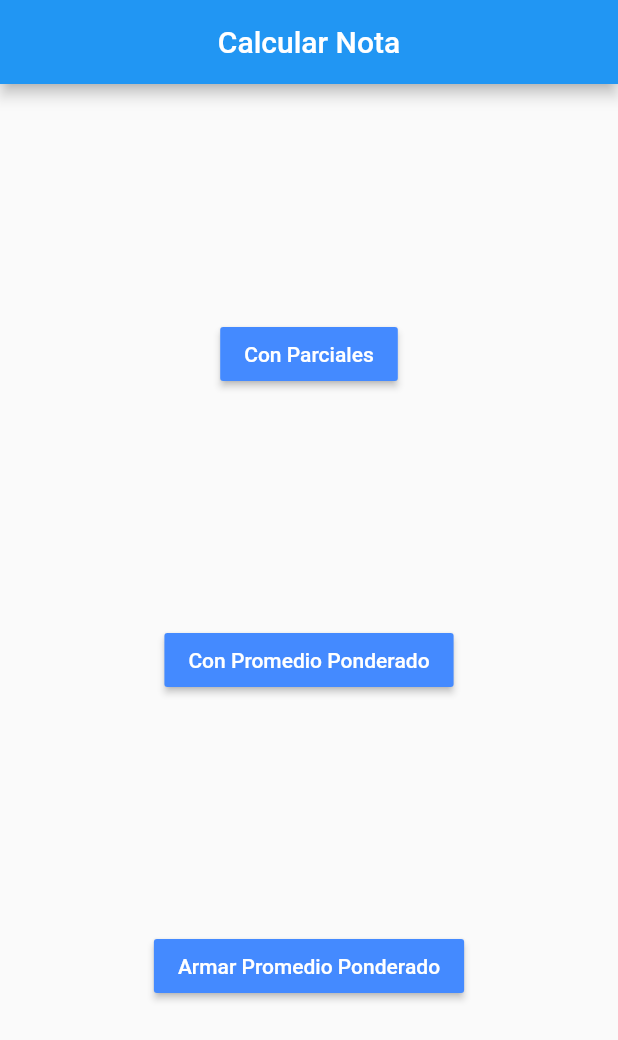
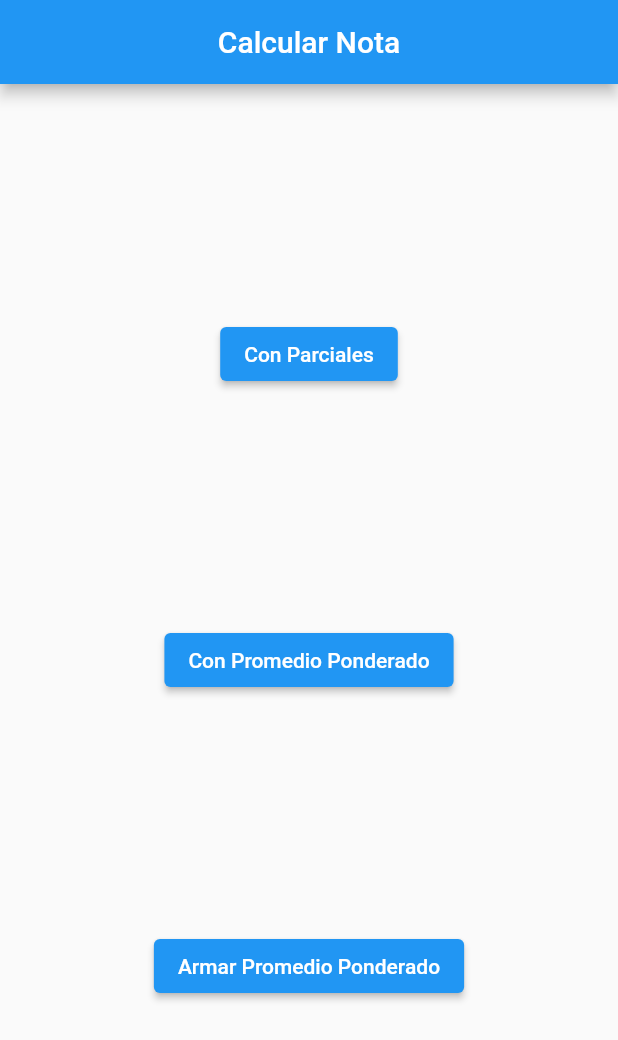
Before and after one commit to giullianocht/poli_calc, a Flutter app: the screen it shows after launch, on a phone screen of 412 x 824 dp. Shown: the top 1040 px of the screen. Run offline on Flutter 3.47's test engine with Material 2 defaults, Android fonts, the phone set to English and light mode, and no system bars; our stand-ins replace get.

Commit message:
Migrate to Flutter 2

```diff
--- a/lib/app/modules/armar/views/armar_view.dart
+++ b/lib/app/modules/armar/views/armar_view.dart
@@ -199,8 +199,7 @@ class ArmarView extends GetView<ArmarController> {
             SizedBox(
               height: 30.0,
             ),
-            RaisedButton(
-              color: Colors.blueAccent,
+            ElevatedButton(
               child: Text(
                 "Calcular",
                 style: TextStyle(
--- a/lib/app/modules/home/views/home_view.dart
+++ b/lib/app/modules/home/views/home_view.dart
@@ -14,28 +14,25 @@ class HomeView extends GetView<HomeController> {
           child: Column(
         mainAxisAlignment: MainAxisAlignment.spaceEvenly,
         children: [
-          RaisedButton(
+          ElevatedButton(
             child: Text(
               "Con Parciales",
               style: TextStyle(color: Colors.white),
             ),
-            color: Colors.blueAccent,
             onPressed: controller.irConParciales,
           ),
-          RaisedButton(
+          ElevatedButton(
             child: Text(
               "Con Promedio Ponderado",
               style: TextStyle(color: Colors.white),
             ),
-            color: Colors.blueAccent,
             onPressed: controller.irConPromedio,
           ),
-          RaisedButton(
+          ElevatedButton(
             child: Text(
               "Armar Promedio Ponderado",
               style: TextStyle(color: Colors.white),
             ),
-            color: Colors.blueAccent,
             onPressed: controller.irArmar,
           )
         ],
--- a/lib/app/modules/parciales/views/parciales_view.dart
+++ b/lib/app/modules/parciales/views/parciales_view.dart
@@ -59,12 +59,11 @@ class ParcialesView extends GetView<ParcialesController> {
             SizedBox(
               height: 25.0,
             ),
-            RaisedButton(
+            ElevatedButton(
               child: Text(
                 "Calcular",
                 style: TextStyle(color: Colors.white),
               ),
-              color: Colors.blueAccent,
               onPressed: controller.calcular,
             ),
             SizedBox(
--- a/lib/app/modules/promedio/views/promedio_view.dart
+++ b/lib/app/modules/promedio/views/promedio_view.dart
@@ -35,12 +35,11 @@ class PromedioView extends GetView<PromedioController> {
                 ],
               ),
             ),
-            RaisedButton(
+            ElevatedButton(
               child: Text(
                 "Calcular",
                 style: TextStyle(color: Colors.white),
               ),
-              color: Colors.blueAccent,
               onPressed: controller.calcular,
             ),
             SizedBox(
--- a/pubspec.yaml
+++ b/pubspec.yaml
@@ -21,14 +21,14 @@ environment:
   sdk: ">=2.7.0 <3.0.0"
 
 dependencies:
-  get: 3.15.0
+  get: ^4.0.0-nullsafety.2
   flutter:
     sdk: flutter
 
 
   # The following adds the Cupertino Icons font to your application.
   # Use with the CupertinoIcons class for iOS style icons.
-  cupertino_icons: ^1.0.0
+  cupertino_icons: ^1.0.2
 
 dev_dependencies:
   flutter_test:
```
Also changed, not shown: pubspec.lock.
